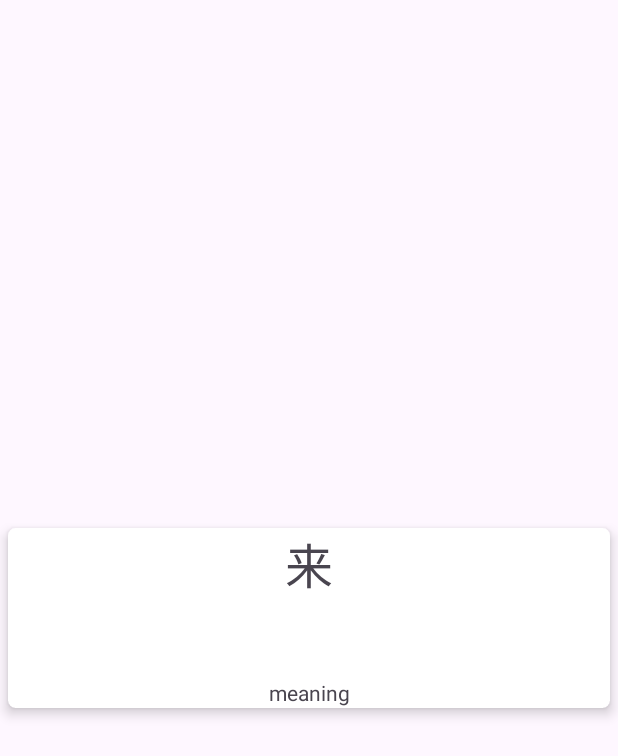
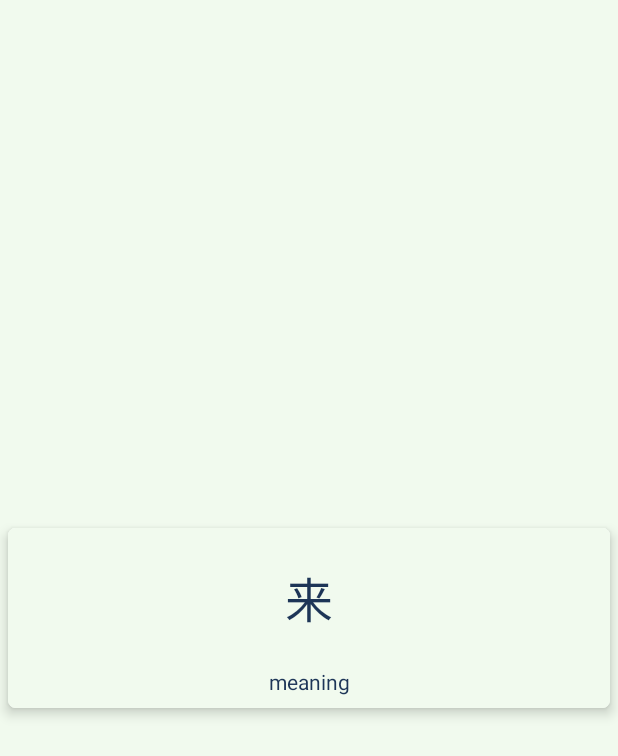
Before and after one commit to aleksandrakyc/kanji-learning-app, an Android app: the layout kanji_grid_element.xml on its own in the app's theme, with its tools: preview values and no code run, on a phone screen of 412 x 824 dp. Shown: the top 756 px of the screen. Run offline under Robolectric (Android 15) with nearby library versions, the phone set to English and light mode, and no system bars; network calls fail.

Commit message:
colors & some minor improvements

```diff
--- a/KanjiApp/app/src/main/java/pl/polsl/kanjiapp/models/SentenceModel.java
+++ b/KanjiApp/app/src/main/java/pl/polsl/kanjiapp/models/SentenceModel.java
@@ -7,7 +7,7 @@ public class SentenceModel extends KanjiDbObject{
     private String particle;
     private String word;
     private String kanji;
-    private String furigana;
+    private String furigana; //todo: display words and sentences with furigana
     private String obi2;
 
     public SentenceModel(String id, String japanese, String english, String particle, String word, String kanji, String furigana, String obi2) {
--- a/KanjiApp/app/src/main/java/pl/polsl/kanjiapp/types/Grade.java
+++ b/KanjiApp/app/src/main/java/pl/polsl/kanjiapp/types/Grade.java
@@ -30,7 +30,7 @@ public enum Grade {
         String[] names = new String[levels.length];
 
         for (int i = 0; i < values().length; i++) {
-            names[i] = levels[i].name();
+            names[i] = levels[i].value;
         }
 
         return names;
--- a/KanjiApp/app/src/main/java/pl/polsl/kanjiapp/types/Jlpt.java
+++ b/KanjiApp/app/src/main/java/pl/polsl/kanjiapp/types/Jlpt.java
@@ -15,6 +15,8 @@ public enum Jlpt {
     private static final Jlpt[] jlptValues = Jlpt.values();
     public static Jlpt stringToJlpt(String text) {
         int index = text.indexOf('N');
+        if (index == -1)
+            return invalid;
         int level = Character.getNumericValue(text.charAt(index+1));
         Jlpt jlpt = (0 < level && level < 6) ? jlptValues[level] : invalid;
         return jlpt;
--- a/KanjiApp/app/src/main/res/layout/fragment_kanji_list_view.xml
+++ b/KanjiApp/app/src/main/res/layout/fragment_kanji_list_view.xml
@@ -7,6 +7,7 @@
 
     <GridView
         android:id="@+id/gridKanjis"
+        android:background="@color/medium"
         android:layout_width="match_parent"
         android:layout_height="match_parent"
         android:horizontalSpacing="6dp"
--- a/KanjiApp/app/src/main/res/layout/kanji_grid_element.xml
+++ b/KanjiApp/app/src/main/res/layout/kanji_grid_element.xml
@@ -9,25 +9,33 @@
     app:cardCornerRadius="5dp"
     app:cardElevation="5dp">
 
-    <LinearLayout
+    <androidx.constraintlayout.widget.ConstraintLayout
         android:layout_width="match_parent"
-        android:layout_height="wrap_content"
-        android:orientation="vertical">
+        android:layout_height="match_parent"
+        android:background="@color/light">
 
         <TextView
             android:id="@+id/kanji_grid_element_kanji"
             android:layout_width="100dp"
-            android:layout_height="100dp"
+            android:layout_height="wrap_content"
             android:layout_gravity="center"
             android:text="@string/kanji"
+            android:textAlignment="center"
             android:textSize="32sp"
-            android:textAlignment="center"/>
+            android:layout_margin="@dimen/margin_small"
+            app:layout_constraintBottom_toTopOf="@+id/kanji_grid_element_compact_meaning"
+            app:layout_constraintEnd_toEndOf="parent"
+            app:layout_constraintStart_toStartOf="parent"
+            app:layout_constraintTop_toTopOf="parent" />
 
         <TextView
             android:id="@+id/kanji_grid_element_compact_meaning"
             android:layout_width="match_parent"
             android:layout_height="wrap_content"
             android:text="@string/kanji_grid_element_meaning"
-            android:textAlignment="center" />
-    </LinearLayout>
+            android:textAlignment="center"
+            android:layout_margin="@dimen/margin_small"
+            app:layout_constraintBottom_toBottomOf="parent"
+            app:layout_constraintEnd_toEndOf="parent"/>
+    </androidx.constraintlayout.widget.ConstraintLayout>
 </androidx.cardview.widget.CardView>
--- a/KanjiApp/app/src/main/res/values/colors.xml
+++ b/KanjiApp/app/src/main/res/values/colors.xml
@@ -2,4 +2,10 @@
 <resources>
     <color name="black">#FF000000</color>
     <color name="white">#FFFFFFFF</color>
+    <!-- color palette -->
+    <color name="accent">#E63946</color>
+    <color name="light">#F1FAEE</color>
+    <color name="medium">#A8DADC</color>
+    <color name="dark">#457B9D</color>
+    <color name="text">#1D3557</color>
 </resources>
--- a/KanjiApp/app/src/main/res/values/strings.xml
+++ b/KanjiApp/app/src/main/res/values/strings.xml
@@ -19,4 +19,6 @@
     <string name="categories_jlpt">Jlpt</string>
     <string name="categories_grade">Grade</string>
     <string name="custom_sets">Custom sets</string>
+    <string name="word_header_text">Words:</string>
+    <string name="example_sentence_text">Example sentence:</string>
 </resources>
--- a/KanjiApp/app/src/main/res/values/themes.xml
+++ b/KanjiApp/app/src/main/res/values/themes.xml
@@ -3,6 +3,8 @@
     <style name="Base.Theme.KanjiApp" parent="Theme.Material3.DayNight.NoActionBar">
         <!-- Customize your light theme here. -->
         <!-- <item name="colorPrimary">@color/my_light_primary</item> -->
+        <item name="android:windowBackground">@color/light</item>
+        <item name="android:textColor">@color/text</item>
     </style>
 
     <style name="Theme.KanjiApp" parent="Base.Theme.KanjiApp" />
```
Also changed, not shown: KanjiApp/app/src/main/java/pl/polsl/kanjiapp/views/SingleKanjiView.java (+6 -3 lines), KanjiApp/app/src/main/res/layout/fragment_single_kanji_view.xml (+13 -3 lines).
